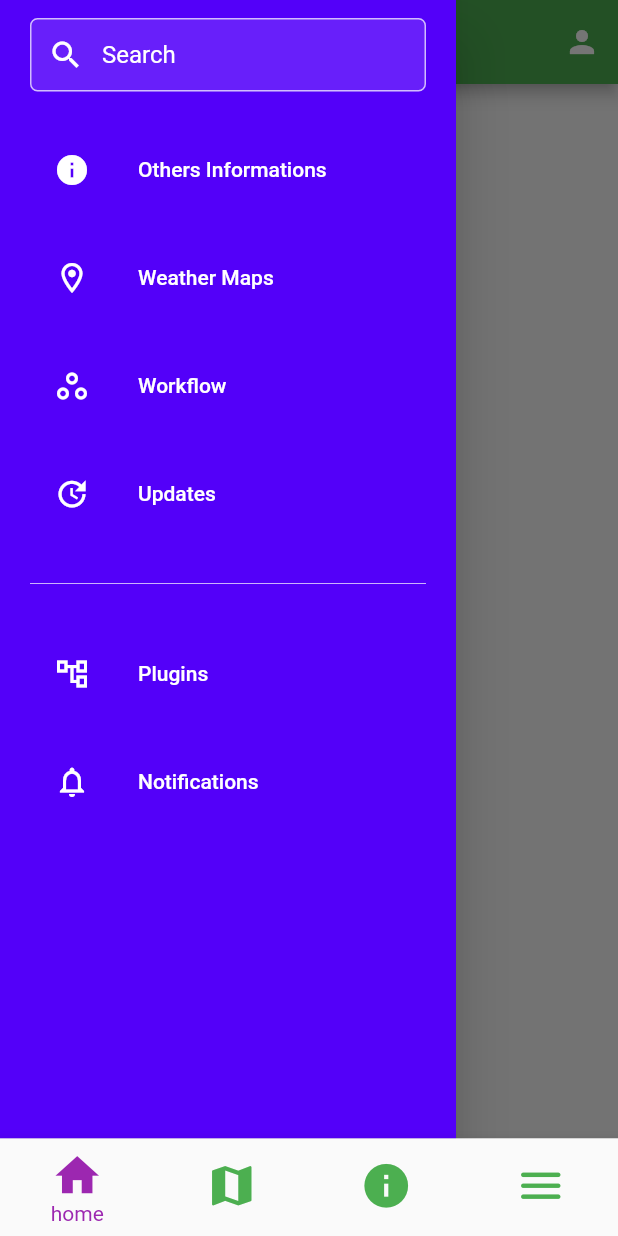
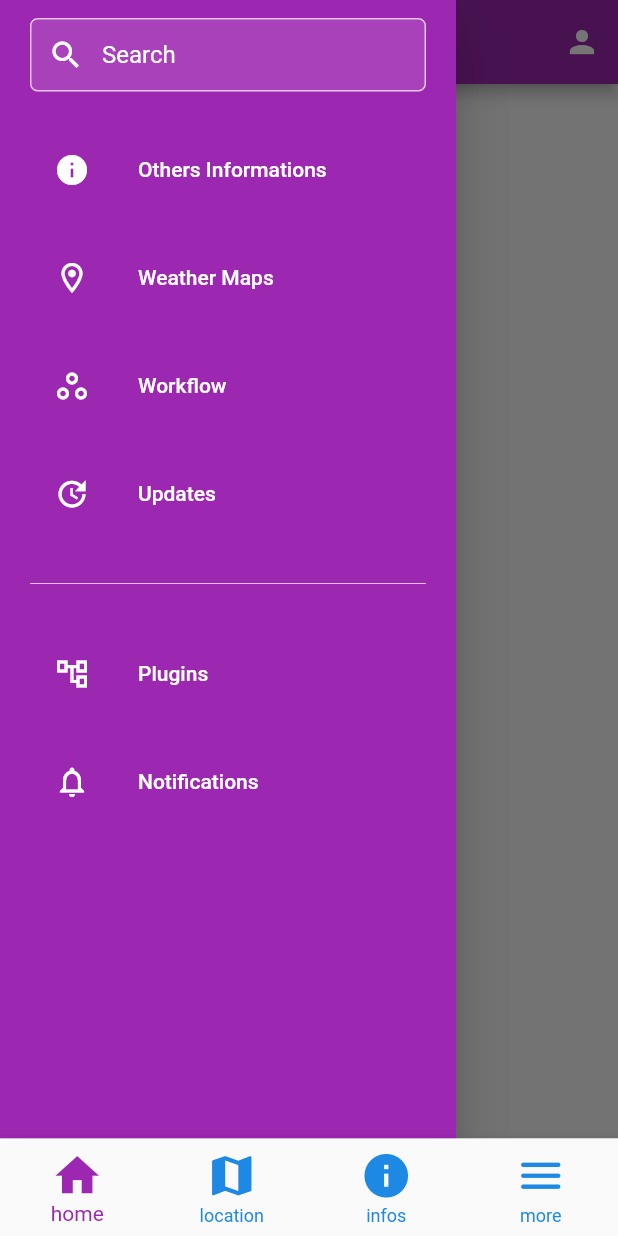
Before and after one commit to ClichyMercury/sante, a Flutter app: the screen it shows after launch, with the side drawer open, on a phone screen of 412 x 824 dp. Run offline on Flutter 3.47's test engine with Material 2 defaults, Android fonts, the phone set to English and light mode, and no system bars; our stand-ins replace flutter_map, latlong2; missing offline and left inert: footer; network calls fail.

Commit message:
modification couleur

```diff
--- a/lib/conponents/NavigationDrawer.dart
+++ b/lib/conponents/NavigationDrawer.dart
@@ -6,7 +6,7 @@ class NavigationDrawerWidget extends StatelessWidget {
   Widget build(BuildContext context) {
     return Drawer(
       child: Material(
-        color: Color.fromARGB(255, 83, 0, 249),
+        color: Colors.purple,
         child: ListView(
           children: <Widget>[
             Container(
--- a/lib/homePage.dart
+++ b/lib/homePage.dart
@@ -25,9 +25,9 @@ class _MyHomePageState extends State<MyHomePage> {
         children: screens,
       ),
       bottomNavigationBar: BottomNavigationBar(
-        showUnselectedLabels: false,
+        showUnselectedLabels: true,
         iconSize: 35,
-        unselectedItemColor: Colors.green,
+        unselectedItemColor: Colors.blue.shade600,
         selectedItemColor: Colors.purple,
         type: BottomNavigationBarType.fixed,
         currentIndex: currentIndex,
--- a/lib/views/carte.dart
+++ b/lib/views/carte.dart
@@ -24,7 +24,7 @@ class _HomeScreenState extends State<HomeScreen> {
       home: Scaffold(
         appBar: AppBar(
           title: Text("Santé", style: TextStyle(color: Colors.white)),
-          backgroundColor: Colors.green,
+          backgroundColor: Colors.purple,
           actions: [
             IconButton(
               onPressed: () {},
@@ -82,6 +82,7 @@ class _HomeScreenState extends State<HomeScreen> {
           ],
         )),
         floatingActionButton: FloatingActionButton(
+          backgroundColor: Colors.purple,
           child: Icon(Icons.copyright),
           onPressed: () async {
             http.Response response = await getCopyrightsJSONResponse();
--- a/lib/views/flashScreen.dart
+++ b/lib/views/flashScreen.dart
@@ -24,14 +24,14 @@ class _flashScreenState extends State<flashScreen> {
   @override
   Widget build(BuildContext context) {
     return Scaffold(
-      backgroundColor: Colors.white38,
+      backgroundColor: Colors.blue.shade600,
       body: Center(
           child: Column(
         mainAxisAlignment: MainAxisAlignment.center,
         crossAxisAlignment: CrossAxisAlignment.center,
         children: [
           Image.asset(
-            "assets/images/healthcare.png",
+            "assets/images/healthcare1.png",
             height: 175,
             width: 175,
           ),
@@ -39,7 +39,7 @@ class _flashScreenState extends State<flashScreen> {
             height: 55,
           ),
           CircularProgressIndicator(
-            color: Colors.green,
+            color: Colors.amber,
           )
         ],
       )),
--- a/lib/views/footer.dart
+++ b/lib/views/footer.dart
@@ -17,7 +17,7 @@ class FooterPageState extends State<FooterPage> {
     return Scaffold(
       appBar: AppBar(
         title: Text("More", style: TextStyle(color: Colors.white)),
-        backgroundColor: Colors.green,
+        backgroundColor: Colors.purple,
         actions: [IconButton(onPressed: () {}, icon: Icon(Icons.settings))],
       ),
       drawer: NavigationDrawerWidget(),
--- a/lib/views/home.dart
+++ b/lib/views/home.dart
@@ -15,7 +15,7 @@ class _homeState extends State<home> {
         appBar: AppBar(
             title: Text("hauOOra"),
             centerTitle: false,
-            backgroundColor: Colors.green,
+            backgroundColor: Colors.purple,
             actions: [
               IconButton(
                   onPressed: (() {
--- a/lib/views/informations.dart
+++ b/lib/views/informations.dart
@@ -18,7 +18,7 @@ class _infoState extends State<info> {
     return Scaffold(
       appBar: AppBar(
         title: Text("News", style: TextStyle(color: Colors.white)),
-        backgroundColor: Colors.green,
+        backgroundColor: Colors.purple,
       ),
       drawer: NavigationDrawerWidget(),
       //Now let's call the APi services with futurebuilder wiget
```
Also changed, not shown: lib/views/garde_pharm.dart (added).
